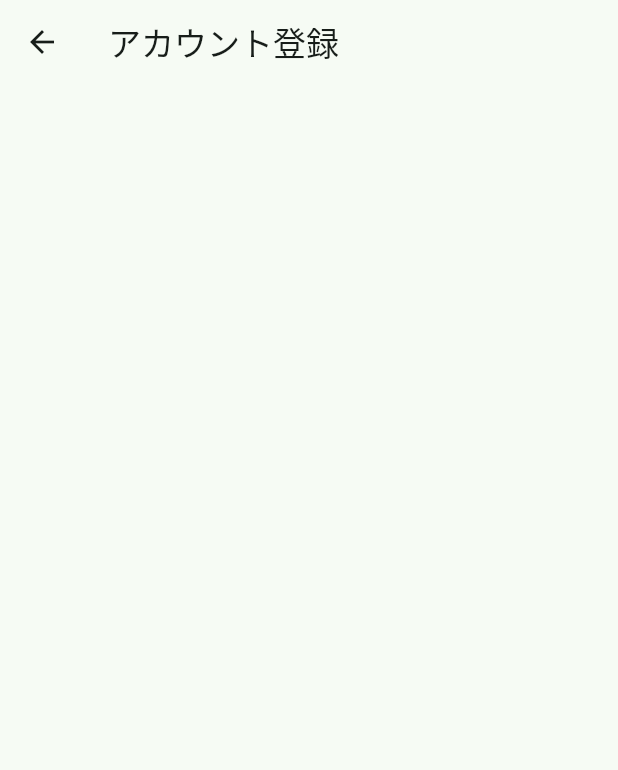
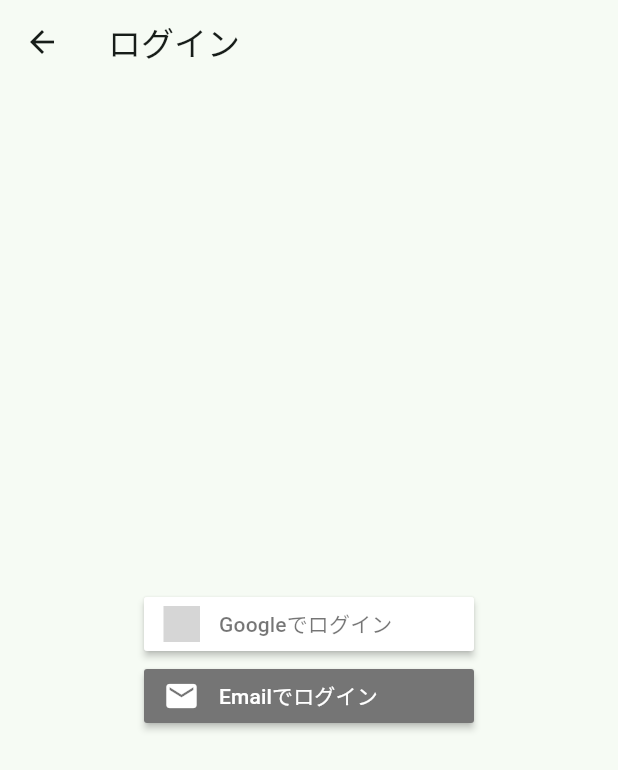
Before and after one commit to tarofess/green_heart, a Flutter app: the AccountRegistrationPage screen opened directly, on a phone screen of 412 x 824 dp. Shown: the top 770 px of the screen. Run offline on Flutter 3.47's test engine with Material 3 defaults, Android fonts, the light colour scheme and no system bars; our stand-ins replace firebase_auth, firebase_core, firebase_crashlytics, flutter_screenutil, flutter_signin_button, get_it and 2 more; accounts and stored records are empty; generated files the repository leaves out were written again; Roboto replaces fonts that are missing (MPLUSRounded1c-Regular); grey boxes are pictures that could not be loaded.

Commit message:
Googleアカウントでのログインを実装

```diff
--- a/lib/application/state/initialize_app_provider.dart
+++ b/lib/application/state/initialize_app_provider.dart
@@ -5,10 +5,11 @@ import 'package:firebase_crashlytics/firebase_crashlytics.dart';
 import 'package:flutter/material.dart';
 import 'package:green_heart/firebase_options.dart';
 import 'package:hooks_riverpod/hooks_riverpod.dart';
+import 'package:green_heart/infrastructure/get_it.dart';
 
-final initializeAppProvider = FutureProvider.autoDispose<bool>((ref) async {
+final initializeAppProvider = FutureProvider.autoDispose((ref) async {
   await setupFirebase();
-  return true;
+  setupGetIt();
 });
 
 Future<void> setupFirebase() async {
--- /dev/null
+++ b/lib/infrastructure/get_it.dart
@@ -0,0 +1,10 @@
+import 'package:get_it/get_it.dart';
+import 'package:green_heart/infrastructure/service/firebase_auth_service.dart';
+import 'package:green_heart/presentation/service/navigation_service.dart';
+
+final getIt = GetIt.instance;
+
+void setupGetIt() {
+  getIt.registerLazySingleton(() => FirebaseAuthService());
+  getIt.registerLazySingleton(() => NavigationService());
+}
--- a/lib/presentation/page/account_registration_page.dart
+++ b/lib/presentation/page/account_registration_page.dart
@@ -1,16 +1,48 @@
+import 'package:firebase_auth/firebase_auth.dart';
 import 'package:flutter/material.dart';
+import 'package:flutter_signin_button/button_list.dart';
+import 'package:flutter_signin_button/button_view.dart';
+import 'package:green_heart/infrastructure/get_it.dart';
+import 'package:green_heart/infrastructure/service/firebase_auth_service.dart';
+import 'package:green_heart/presentation/page/home_page.dart';
+import 'package:green_heart/presentation/service/navigation_service.dart';
 import 'package:hooks_riverpod/hooks_riverpod.dart';
 
 class AccountRegistrationPage extends ConsumerWidget {
-  const AccountRegistrationPage({super.key});
+  final FirebaseAuthService _authService = getIt<FirebaseAuthService>();
+  final NavigationService _navigationService = getIt<NavigationService>();
+
+  AccountRegistrationPage({super.key});
 
   @override
   Widget build(BuildContext context, WidgetRef ref) {
     return Scaffold(
       appBar: AppBar(
-        title: const Text('アカウント登録'),
+        title: Text('ログイン'),
       ),
-      body: Container(),
+      body: Center(
+        child: Column(
+          mainAxisAlignment: MainAxisAlignment.center,
+          children: [
+            SignInButton(
+              Buttons.Google,
+              text: "Googleでログイン",
+              onPressed: () async {
+                User? user =
+                    await _authService.signInWithGoogle(context: context);
+                if (user != null) {
+                  _navigationService.pushReplacement(context, HomePage());
+                }
+              },
+            ),
+            SignInButton(
+              Buttons.Email,
+              text: "Emailでログイン",
+              onPressed: () {},
+            )
+          ],
+        ),
+      ),
     );
   }
 }
--- a/pubspec.yaml
+++ b/pubspec.yaml
@@ -40,6 +40,9 @@ dependencies:
   firebase_core:
   firebase_crashlytics:
   firebase_database:
+  firebase_auth:
+  google_sign_in:
+  flutter_signin_button:
   image_picker:
   path_provider:
   path:
```
Also changed, not shown: lib/infrastructure/service/firebase_auth_service.dart (added, +50 -0 lines), lib/main.dart (+16 -2 lines), lib/presentation/service/navigation_service.dart (added, +42 -0 lines), 6 other files.
